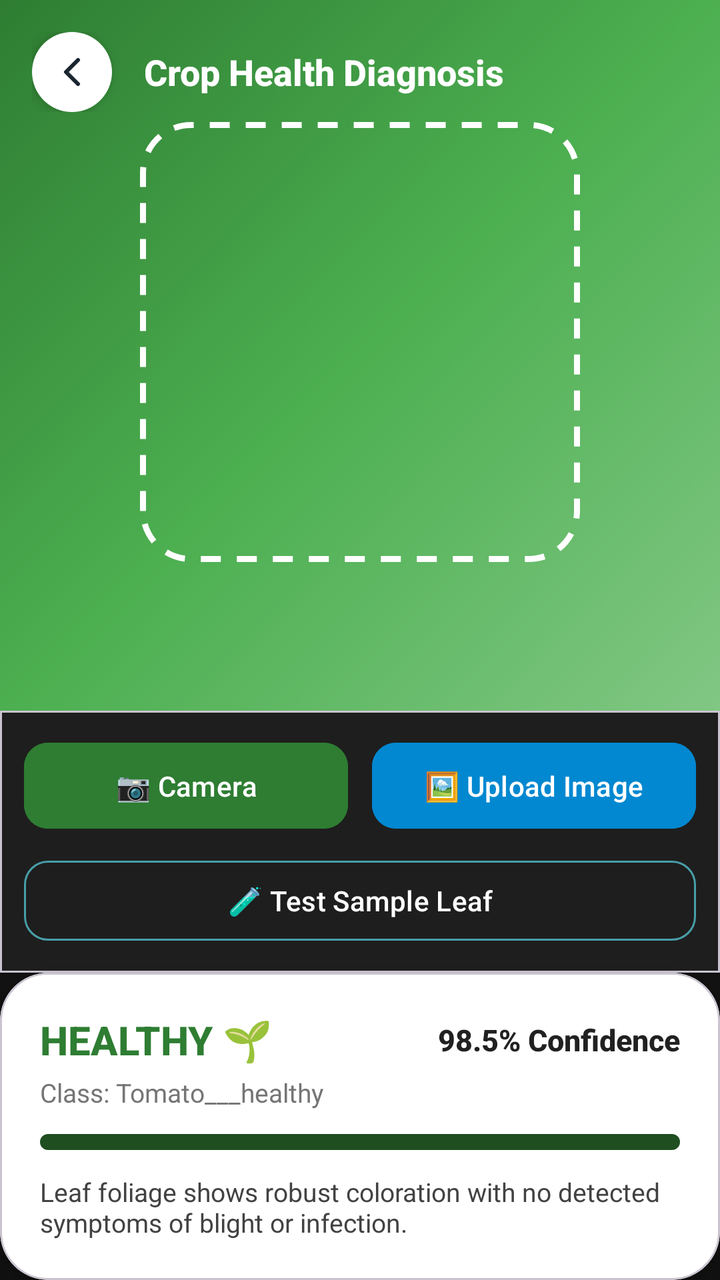
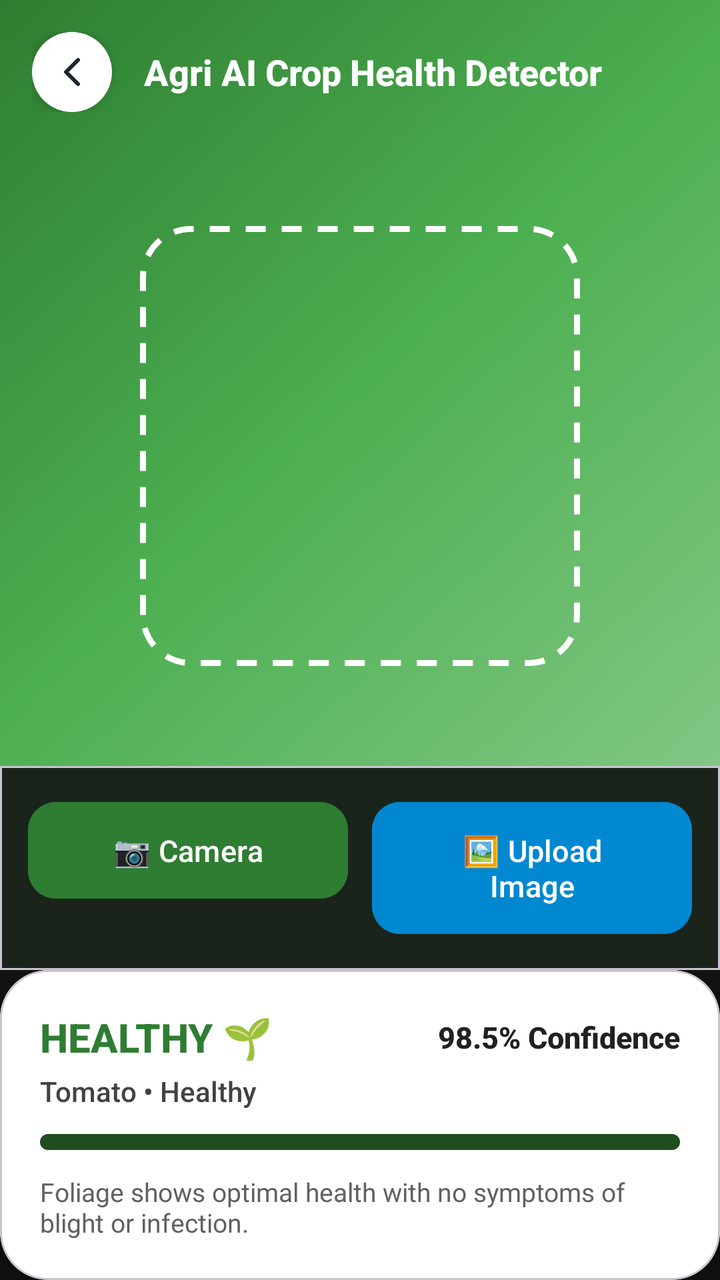

An Android layout rendered at two revisions. The XML below is the earlier revision; the diff shows what the commit changed to produce the second picture.
<!-- AndroidManifest.xml: application theme Theme.Undersoil -->
<!-- res/layout/activity_camera_detector.xml -->
<?xml version="1.0" encoding="utf-8"?>
<androidx.constraintlayout.widget.ConstraintLayout xmlns:android="http://schemas.android.com/apk/res/android"
    xmlns:app="http://schemas.android.com/apk/res-auto"
    xmlns:tools="http://schemas.android.com/tools"
    android:layout_width="match_parent"
    android:layout_height="match_parent"
    android:background="#121212">

    
    <ImageView
        android:id="@+id/ivCapturedImage"
        android:layout_width="0dp"
        android:layout_height="0dp"
        android:scaleType="centerCrop"
        android:src="@drawable/bg_photo_placeholder"
        app:layout_constraintBottom_toTopOf="@id/cardControls"
        app:layout_constraintEnd_toEndOf="parent"
        app:layout_constraintStart_toStartOf="parent"
        app:layout_constraintTop_toTopOf="parent" />

    
    <LinearLayout
        android:layout_width="match_parent"
        android:layout_height="wrap_content"
        android:gravity="center_vertical"
        android:orientation="horizontal"
        android:padding="16dp"
        app:layout_constraintTop_toTopOf="parent">

        <ImageButton
            android:id="@+id/backButton"
            android:layout_width="40dp"
            android:layout_height="40dp"
            android:background="@drawable/bg_circle_white"
            android:contentDescription="Back"
            android:elevation="4dp"
            android:padding="10dp"
            android:src="@drawable/ic_back_arrow" />

        <TextView
            android:layout_width="0dp"
            android:layout_height="wrap_content"
            android:layout_marginStart="16dp"
            android:layout_weight="1"
            android:fontFamily="sans-serif-medium"
            android:text="Crop Health Diagnosis"
            android:textColor="@color/white"
            android:textSize="18sp"
            android:textStyle="bold" />

    </LinearLayout>

    
    <View
        android:id="@+id/scanFrame"
        android:layout_width="220dp"
        android:layout_height="220dp"
        android:background="@drawable/bg_scan_frame"
        app:layout_constraintBottom_toTopOf="@id/cardControls"
        app:layout_constraintEnd_toEndOf="parent"
        app:layout_constraintStart_toStartOf="parent"
        app:layout_constraintTop_toTopOf="parent"
        app:layout_constraintVertical_bias="0.45" />

    
    <com.google.android.material.card.MaterialCardView
        android:id="@+id/cardControls"
        android:layout_width="match_parent"
        android:layout_height="wrap_content"
        app:cardBackgroundColor="#1E1E1E"
        app:cardCornerRadius="0dp"
        app:cardElevation="0dp"
        app:layout_constraintBottom_toTopOf="@id/cardDiagnosisResult">

        <LinearLayout
            android:layout_width="match_parent"
            android:layout_height="wrap_content"
            android:gravity="center"
            android:orientation="vertical"
            android:padding="12dp">

            <LinearLayout
                android:layout_width="match_parent"
                android:layout_height="wrap_content"
                android:orientation="horizontal">

                <com.google.android.material.button.MaterialButton
                    android:id="@+id/btnTakePhoto"
                    android:layout_width="0dp"
                    android:layout_height="wrap_content"
                    android:layout_marginEnd="6dp"
                    android:layout_weight="1"
                    android:backgroundTint="#2E7D32"
                    android:fontFamily="sans-serif-medium"
                    android:paddingVertical="12dp"
                    android:text="📷 Camera"
                    android:textColor="@color/white"
                    app:cornerRadius="12dp" />

                <com.google.android.material.button.MaterialButton
                    android:id="@+id/btnPickGallery"
                    android:layout_width="0dp"
                    android:layout_height="wrap_content"
                    android:layout_marginStart="6dp"
                    android:layout_weight="1"
                    android:backgroundTint="#0288D1"
                    android:fontFamily="sans-serif-medium"
                    android:paddingVertical="12dp"
                    android:text="🖼️ Upload Image"
                    android:textColor="@color/white"
                    app:cornerRadius="12dp" />

            </LinearLayout>

            <com.google.android.material.button.MaterialButton
                android:id="@+id/btnTestSample"
                style="@style/Widget.Material3.Button.OutlinedButton"
                android:layout_width="match_parent"
                android:layout_height="wrap_content"
                android:layout_marginTop="8dp"
                android:fontFamily="sans-serif-medium"
                android:paddingVertical="10dp"
                android:text="🧪 Test Sample Leaf"
                android:textColor="@color/white"
                app:cornerRadius="12dp"
                app:strokeColor="#489FA9" />

        </LinearLayout>
    </com.google.android.material.card.MaterialCardView>

    
    <com.google.android.material.card.MaterialCardView
        android:id="@+id/cardDiagnosisResult"
        android:layout_width="match_parent"
        android:layout_height="wrap_content"
        app:cardBackgroundColor="@color/white"
        app:cardCornerRadius="24dp"
        app:cardElevation="12dp"
        app:layout_constraintBottom_toBottomOf="parent">

        <LinearLayout
            android:layout_width="match_parent"
            android:layout_height="wrap_content"
            android:orientation="vertical"
            android:padding="20dp">

            <LinearLayout
                android:layout_width="match_parent"
                android:layout_height="wrap_content"
                android:gravity="center_vertical"
                android:orientation="horizontal">

                <TextView
                    android:id="@+id/tvDiagnosisStatus"
                    android:layout_width="0dp"
                    android:layout_height="wrap_content"
                    android:layout_weight="1"
                    android:fontFamily="sans-serif-medium"
                    android:text="HEALTHY 🌱"
                    android:textColor="#2E7D32"
                    android:textSize="20sp"
                    android:textStyle="bold" />

                <TextView
                    android:id="@+id/tvConfidenceText"
                    android:layout_width="wrap_content"
                    android:layout_height="wrap_content"
                    android:fontFamily="sans-serif-medium"
                    android:text="98.5% Confidence"
                    android:textColor="#212121"
                    android:textSize="15sp"
                    android:textStyle="bold" />

            </LinearLayout>

            <TextView
                android:id="@+id/tvClassLabel"
                android:layout_width="wrap_content"
                android:layout_height="wrap_content"
                android:layout_marginTop="4dp"
                android:fontFamily="sans-serif"
                android:text="Class: Tomato___healthy"
                android:textColor="#757575"
                android:textSize="13sp" />

            
            <ProgressBar
                android:id="@+id/pbConfidence"
                style="@style/Widget.AppCompat.ProgressBar.Horizontal"
                android:layout_width="match_parent"
                android:layout_height="8dp"
                android:layout_marginTop="12dp"
                android:max="100"
                android:progress="98"
                android:progressDrawable="@drawable/bg_pill_green" />

            <TextView
                android:id="@+id/tvRecommendation"
                android:layout_width="match_parent"
                android:layout_height="wrap_content"
                android:layout_marginTop="12dp"
                android:fontFamily="sans-serif"
                android:text="Leaf foliage shows robust coloration with no detected symptoms of blight or infection."
                android:textColor="#424242"
                android:textSize="13sp" />

        </LinearLayout>
    </com.google.android.material.card.MaterialCardView>

</androidx.constraintlayout.widget.ConstraintLayout>
<!-- resources referenced by this layout -->
<resources>
  <color name="white">#FFFFFFFF</color>
  <!-- drawable bg_circle_white (drawable) -->
  <?xml version="1.0" encoding="utf-8"?>
  <shape xmlns:android="http://schemas.android.com/apk/res/android"
      android:shape="oval">
      <solid android:color="@color/white" />
  </shape>
  <!-- drawable bg_photo_placeholder (drawable) -->
  <?xml version="1.0" encoding="utf-8"?>
  <shape xmlns:android="http://schemas.android.com/apk/res/android"
      android:shape="rectangle">
      <gradient
          android:angle="315"
          android:startColor="#2E7D32"
          android:centerColor="#4CAF50"
          android:endColor="#81C784" />
  </shape>
  <!-- drawable bg_pill_green (drawable) -->
  <?xml version="1.0" encoding="utf-8"?>
  <shape xmlns:android="http://schemas.android.com/apk/res/android"
      android:shape="rectangle">
      <solid android:color="@color/main_green" />
      <corners android:radius="50dp" />
  </shape>
  <!-- drawable bg_scan_frame (drawable) -->
  <?xml version="1.0" encoding="utf-8"?>
  <shape xmlns:android="http://schemas.android.com/apk/res/android"
      android:shape="rectangle">
      <stroke
          android:width="3dp"
          android:color="@color/white"
          android:dashWidth="10dp"
          android:dashGap="8dp" />
      <corners android:radius="24dp" />
      <solid android:color="@android:color/transparent" />
  </shape>
  <!-- drawable ic_back_arrow (drawable) -->
  <?xml version="1.0" encoding="utf-8"?>
  <vector xmlns:android="http://schemas.android.com/apk/res/android"
      android:width="24dp"
      android:height="24dp"
      android:viewportWidth="24"
      android:viewportHeight="24">
      <path
          android:fillColor="@android:color/transparent"
          android:strokeColor="#1A2530"
          android:strokeWidth="2"
          android:strokeLineCap="round"
          android:strokeLineJoin="round"
          android:pathData="M15,18 L9,12 L15,6" />
  </vector>
  <style name="Theme.Undersoil" parent="Base.Theme.Undersoil" />
  <color name="main_green">#1F4E20</color>
  <style name="Base.Theme.Undersoil" parent="Theme.Material3.DayNight.NoActionBar">
          
      </style>
</resources>

<!-- the commit's change to res/layout/activity_camera_detector.xml (unified diff, before → after) -->
@@ -20,6 +20,7 @@
 
     
     <LinearLayout
+        android:id="@+id/headerContainer"
         android:layout_width="match_parent"
         android:layout_height="wrap_content"
         android:gravity="center_vertical"
@@ -43,7 +44,7 @@
             android:layout_marginStart="16dp"
             android:layout_weight="1"
             android:fontFamily="sans-serif-medium"
-            android:text="Crop Health Diagnosis"
+            android:text="Agri AI Crop Health Detector"
             android:textColor="@color/white"
             android:textSize="18sp"
             android:textStyle="bold" />
@@ -59,7 +60,7 @@
         app:layout_constraintBottom_toTopOf="@id/cardControls"
         app:layout_constraintEnd_toEndOf="parent"
         app:layout_constraintStart_toStartOf="parent"
-        app:layout_constraintTop_toTopOf="parent"
+        app:layout_constraintTop_toBottomOf="@id/headerContainer"
         app:layout_constraintVertical_bias="0.45" />
 
     
@@ -67,7 +68,7 @@
         android:id="@+id/cardControls"
         android:layout_width="match_parent"
         android:layout_height="wrap_content"
-        app:cardBackgroundColor="#1E1E1E"
+        app:cardBackgroundColor="#1A241B"
         app:cardCornerRadius="0dp"
         app:cardElevation="0dp"
         app:layout_constraintBottom_toTopOf="@id/cardDiagnosisResult">
@@ -77,7 +78,7 @@
             android:layout_height="wrap_content"
             android:gravity="center"
             android:orientation="vertical"
-            android:padding="12dp">
+            android:padding="14dp">
 
             <LinearLayout
                 android:layout_width="match_parent"
@@ -92,10 +93,11 @@
                     android:layout_weight="1"
                     android:backgroundTint="#2E7D32"
                     android:fontFamily="sans-serif-medium"
-                    android:paddingVertical="12dp"
+                    android:paddingVertical="14dp"
                     android:text="📷 Camera"
                     android:textColor="@color/white"
-                    app:cornerRadius="12dp" />
+                    android:textSize="15sp"
+                    app:cornerRadius="14dp" />
 
                 <com.google.android.material.button.MaterialButton
                     android:id="@+id/btnPickGallery"
@@ -105,25 +107,13 @@
                     android:layout_weight="1"
                     android:backgroundTint="#0288D1"
                     android:fontFamily="sans-serif-medium"
-                    android:paddingVertical="12dp"
+                    android:paddingVertical="14dp"
                     android:text="🖼️ Upload Image"
                     android:textColor="@color/white"
-                    app:cornerRadius="12dp" />
+                    android:textSize="15sp"
+                    app:cornerRadius="14dp" />
 
             </LinearLayout>
-
-            <com.google.android.material.button.MaterialButton
-                android:id="@+id/btnTestSample"
-                style="@style/Widget.Material3.Button.OutlinedButton"
-                android:layout_width="match_parent"
-                android:layout_height="wrap_content"
-                android:layout_marginTop="8dp"
-                android:fontFamily="sans-serif-medium"
-                android:paddingVertical="10dp"
-                android:text="🧪 Test Sample Leaf"
-                android:textColor="@color/white"
-                app:cornerRadius="12dp"
-                app:strokeColor="#489FA9" />
 
         </LinearLayout>
     </com.google.android.material.card.MaterialCardView>
@@ -178,10 +168,10 @@
                 android:layout_width="wrap_content"
                 android:layout_height="wrap_content"
                 android:layout_marginTop="4dp"
-                android:fontFamily="sans-serif"
-                android:text="Class: Tomato___healthy"
-                android:textColor="#757575"
-                android:textSize="13sp" />
+                android:fontFamily="sans-serif-medium"
+                android:text="Tomato • Healthy"
+                android:textColor="#424242"
+                android:textSize="14sp" />
 
             
             <ProgressBar
@@ -200,8 +190,8 @@
                 android:layout_height="wrap_content"
                 android:layout_marginTop="12dp"
                 android:fontFamily="sans-serif"
-                android:text="Leaf foliage shows robust coloration with no detected symptoms of blight or infection."
-                android:textColor="#424242"
+                android:text="Foliage shows optimal health with no symptoms of blight or infection."
+                android:textColor="#616161"
                 android:textSize="13sp" />
 
         </LinearLayout>
